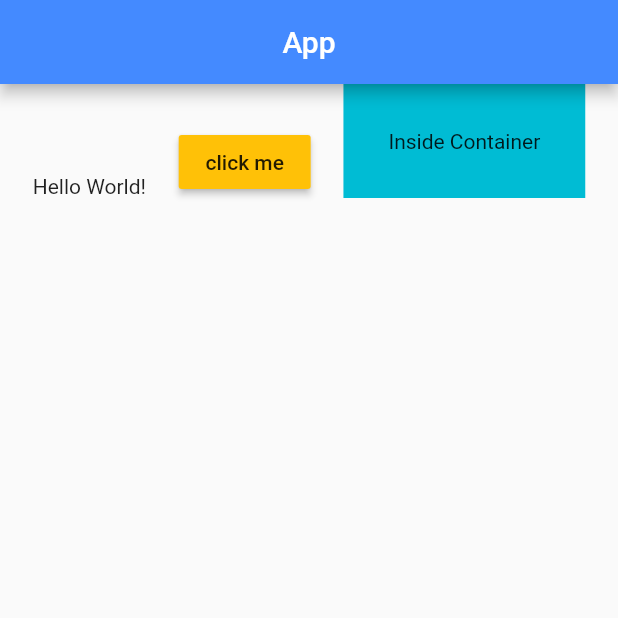
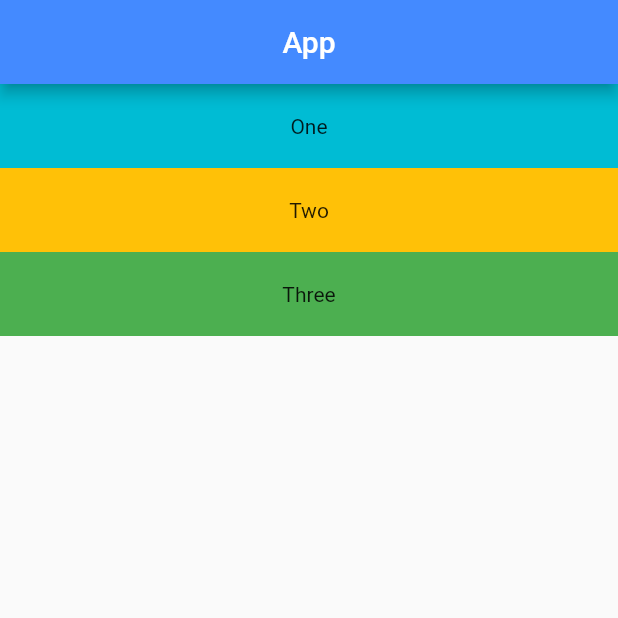
Before and after one commit to aportkwekwek/flutter-app, a Flutter app: the screen it shows after launch, on a phone screen of 412 x 824 dp, the top half of it. Run offline on Flutter 3.47's test engine with Material 2 defaults, Android fonts, the phone set to English and light mode, and no system bars.

Commit message:
Column Practice

```diff
--- a/lib/main.dart
+++ b/lib/main.dart
@@ -13,22 +13,35 @@ class Home extends StatelessWidget {
           centerTitle: true,
           backgroundColor: Colors.blueAccent,
         ),
-        body: Row(
-          mainAxisAlignment: MainAxisAlignment.spaceEvenly,
-          crossAxisAlignment: CrossAxisAlignment.end,
+        body: Column(
+          mainAxisAlignment: MainAxisAlignment.start,
+          crossAxisAlignment: CrossAxisAlignment.stretch,
           children: <Widget>[
-            Text('Hello World!'),
-            MaterialButton(
-              onPressed: () {},
-              color: Colors.amber,
-              child: Text('click me')
+            Container(
+              padding: EdgeInsets.all(20.0),
+              color: Colors.cyan,
+              child: Text(
+                'One',
+                textAlign: TextAlign.center,
+                ),
             ),
             Container(
-              color: Colors.cyan,
-              padding: EdgeInsets.all(30.0),
-              child: Text('Inside Container')
-            )
-          ],
+              padding: EdgeInsets.all(20.0),
+              color: Colors.amber,
+              child: Text(
+                'Two',
+                textAlign: TextAlign.center,
+                ),
+            ),
+            Container(
+              padding: EdgeInsets.all(20.0),
+              color: Colors.green,
+              child: Text(
+                'Three',
+                textAlign: TextAlign.center,
+                ),
+            ),
+          ]
         )
       );
   }
```
